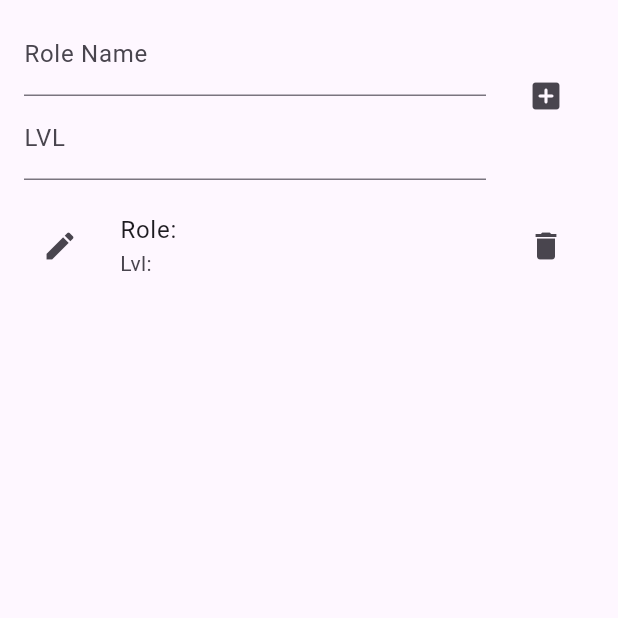
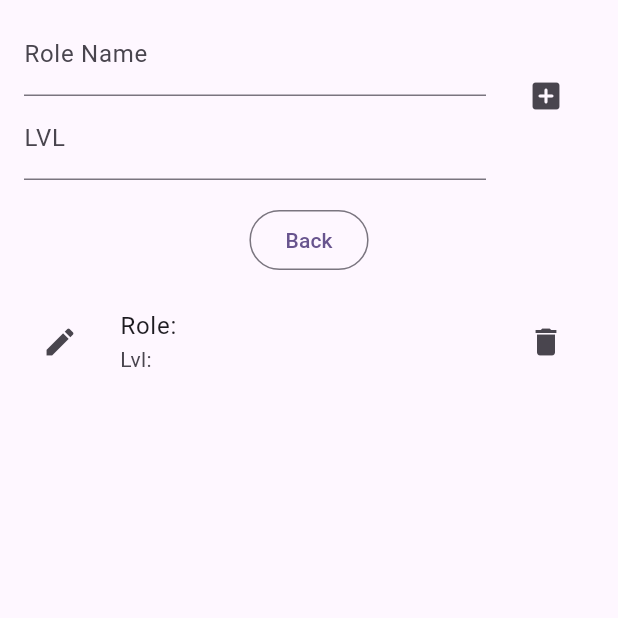
Before and after one commit to Pierre81385/potential-potato, a Flutter app: the RoleComponent screen opened directly, after a tap on the "add box" icon, on a phone screen of 412 x 824 dp, the top half of it. Run offline on Flutter 3.47's test engine with Material 2 defaults, Android fonts, the phone set to English and light mode, and no system bars; our stand-ins replace cloud_firestore, firebase_auth, firebase_core, firebase_storage, image_picker; accounts and stored records are empty.

Commit message:
fixed minor textfield issue

```diff
--- a/lib/AdminComponents/roles.dart
+++ b/lib/AdminComponents/roles.dart
@@ -1,6 +1,7 @@
 import 'package:cloud_firestore/cloud_firestore.dart';
 import 'package:flutter/material.dart';
 import 'package:flutter/services.dart';
+import 'package:potential_potato/home.dart';
 
 class RoleComponent extends StatefulWidget {
   const RoleComponent({super.key});
@@ -13,9 +14,9 @@ class _RoleComponentState extends State<RoleComponent> {
   FirebaseFirestore firestore = FirebaseFirestore.instance;
   late Stream<QuerySnapshot> _allRoles;
   String _showEdit = "";
-  final _nameUpdateTextController = TextEditingController();
+  TextEditingController _nameUpdateTextController = TextEditingController();
   final _nameUpdateFocusNode = FocusNode();
-  final _lvlUpdateTextController = TextEditingController();
+  TextEditingController _lvlUpdateTextController = TextEditingController();
   final _lvlUpdateFocusNode = FocusNode();
   final _nameTextController = TextEditingController();
   final _nameFocusNode = FocusNode();
@@ -103,11 +104,23 @@ class _RoleComponentState extends State<RoleComponent> {
                     ),
                     trailing: IconButton(
                         onPressed: () {
-                        addRole(
-                            _nameTextController.text, _lvlTextController.text);
+                          addRole(_nameTextController.text,
+                              _lvlTextController.text);
+                          _nameTextController.text = "";
+                          _lvlTextController.text = "";
                         },
                         icon: Icon(Icons.add_box_rounded)),
-                )),
+                  ),
+                ),
+                Padding(
+                  padding: const EdgeInsets.all(8.0),
+                  child: OutlinedButton(
+                      onPressed: () {
+                        Navigator.of(context).pushReplacement(MaterialPageRoute(
+                            builder: (context) => HomeComponent()));
+                      },
+                      child: Text("Back")),
+                ),
                 Expanded(
                   child: ListView.builder(
                     physics: const ScrollPhysics(),
@@ -121,30 +134,44 @@ class _RoleComponentState extends State<RoleComponent> {
                             _showEdit == snapshot.data?.docs[index].id
                                 ? Form(
                                     child: ListTile(
+                                    leading: IconButton(
+                                        onPressed: () {
+                                          setState(() {
+                                            _showEdit = "";
+                                          });
+                                        },
+                                        icon: Icon(Icons.edit)),
                                     title: TextFormField(
-                                      initialValue: snapshot.data?.docs[index]
-                                          ['name'],
+                                      controller: _nameUpdateTextController,
                                       autocorrect: false,
-                                      //controller: _nameUpdateTextController,
                                       focusNode: _nameUpdateFocusNode,
+                                      decoration: InputDecoration(
+                                          hintText: snapshot.data?.docs[index]
+                                              ['name']),
                                     ),
                                     subtitle: TextFormField(
-                                      initialValue: snapshot.data?.docs[index]
-                                          ['lvl'],
+                                      controller: _lvlUpdateTextController,
                                       autocorrect: false,
-                                      //controller: _lvlUpdateTextController,
                                       keyboardType: TextInputType.number,
                                       inputFormatters: <TextInputFormatter>[
                                         FilteringTextInputFormatter.digitsOnly
                                       ],
                                       focusNode: _lvlUpdateFocusNode,
+                                      decoration: InputDecoration(
+                                          hintText: snapshot.data?.docs[index]
+                                              ['lvl']),
                                     ),
                                     trailing: IconButton(
                                         onPressed: () {
                                           updateRole(
                                               snapshot.data!.docs[index].id,
-                                              _nameTextController.text,
-                                              _lvlTextController.text);
+                                              _nameUpdateTextController.text,
+                                              _lvlUpdateTextController.text);
+                                          setState(() {
+                                            _nameUpdateTextController.text = "";
+                                            _lvlUpdateTextController.text = "";
+                                            _showEdit = "";
+                                          });
                                         },
                                         icon: Icon(Icons.add_box_rounded)),
                                   ))
```
Lines whose indentation alone changed are shown as unchanged.
